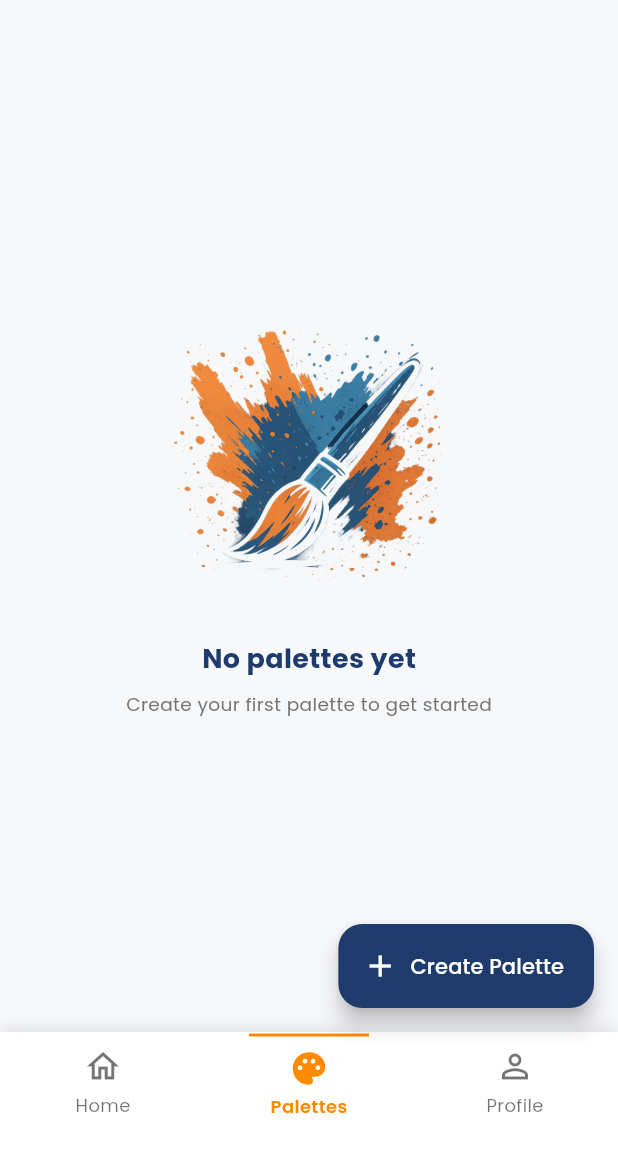
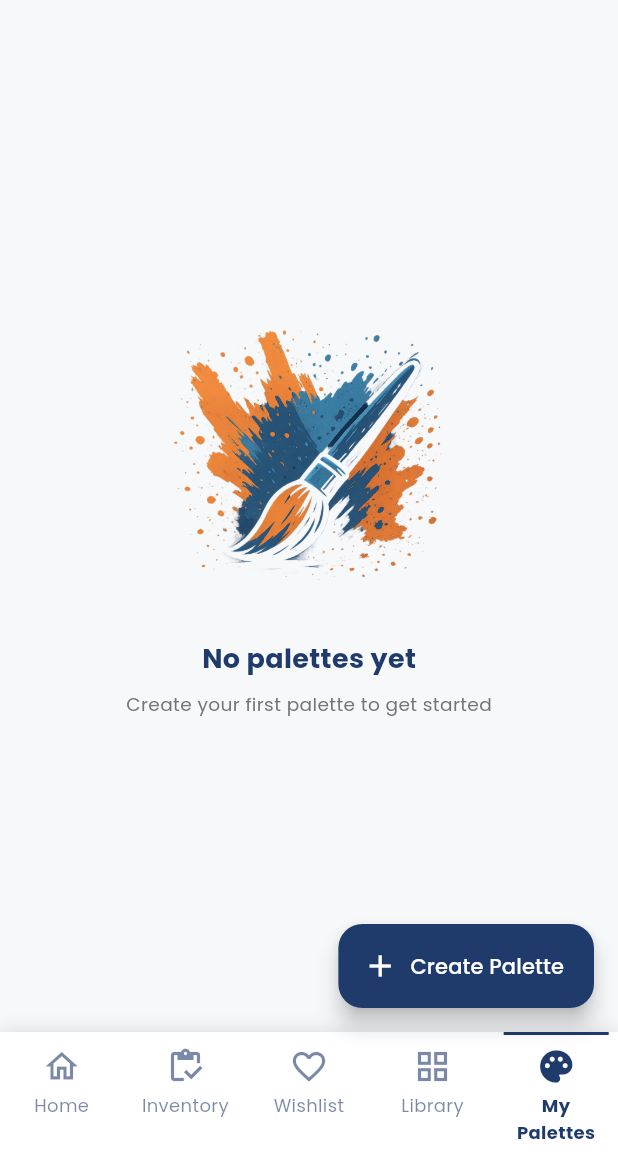
Before and after one commit to angelosv/miniature_paint_finder, a Flutter app: the PaletteScreen screen opened by its route, on a phone screen of 412 x 824 dp, the part 84-1236 px from its top. Run offline on Flutter 3.47's test engine with Material 3 defaults, Android fonts, the phone set to English and light mode, and no system bars; our stand-ins replace firebase_auth, firebase_core, flutter_screenutil, google_fonts, google_sign_in, image_picker and 3 more; missing offline and left inert: mobile_scanner; accounts and stored records are empty; network calls fail.

Commit message:
Added My Palettes to bottom menu, updated styling for dark/light modes

```diff
--- a/lib/screens/palette_screen.dart
+++ b/lib/screens/palette_screen.dart
@@ -533,7 +533,7 @@ class _PaletteScreenState extends State<PaletteScreen> {
     return AppScaffold(
       scaffoldKey: _scaffoldKey,
       title: 'My Palettes',
-      selectedIndex: 1, // Palette tab
+      selectedIndex: 4, // Índice 4 para My Palettes en el menú inferior
       body: _buildBody(context, isDarkMode),
       drawer: const SharedDrawer(currentScreen: 'palettes'),
       floatingActionButton: FloatingActionButton.extended(
--- a/lib/widgets/app_scaffold.dart
+++ b/lib/widgets/app_scaffold.dart
@@ -1,7 +1,10 @@
 import 'package:flutter/material.dart';
 import 'package:miniature_paint_finder/providers/theme_provider.dart';
 import 'package:miniature_paint_finder/screens/home_screen.dart';
+import 'package:miniature_paint_finder/screens/inventory_screen.dart';
+import 'package:miniature_paint_finder/screens/library_screen.dart';
 import 'package:miniature_paint_finder/screens/palette_screen.dart';
+import 'package:miniature_paint_finder/screens/wishlist_screen.dart';
 import 'package:miniature_paint_finder/theme/app_theme.dart';
 import 'package:miniature_paint_finder/widgets/custom_bottom_nav.dart';
 import 'package:provider/provider.dart';
@@ -80,17 +83,25 @@ class _AppScaffoldState extends State<AppScaffold> {
           break;
         case 1:
           Navigator.of(context).pushAndRemoveUntil(
-            MaterialPageRoute(builder: (context) => const PaletteScreen()),
+            MaterialPageRoute(builder: (context) => const InventoryScreen()),
             (Route<dynamic> route) => false,
           );
           break;
         case 2:
-          // Navigate to Home screen with Profile tab and ensure bottom nav shows the Profile tab as selected
           Navigator.of(context).pushAndRemoveUntil(
-            MaterialPageRoute(
-              builder: (context) => const HomeScreen(),
-              settings: const RouteSettings(arguments: {'selectedIndex': 1}),
-            ),
+            MaterialPageRoute(builder: (context) => const WishlistScreen()),
+            (Route<dynamic> route) => false,
+          );
+          break;
+        case 3:
+          Navigator.of(context).pushAndRemoveUntil(
+            MaterialPageRoute(builder: (context) => const LibraryScreen()),
+            (Route<dynamic> route) => false,
+          );
+          break;
+        case 4:
+          Navigator.of(context).pushAndRemoveUntil(
+            MaterialPageRoute(builder: (context) => const PaletteScreen()),
             (Route<dynamic> route) => false,
           );
           break;
--- a/lib/widgets/custom_bottom_nav.dart
+++ b/lib/widgets/custom_bottom_nav.dart
@@ -43,18 +43,34 @@ class CustomBottomNav extends StatelessWidget {
           ),
           _buildNavItem(
             context: context,
-            icon: Icons.palette_outlined,
-            activeIcon: Icons.palette,
-            label: 'Palettes',
+            icon: Icons.inventory_outlined,
+            activeIcon: Icons.inventory,
+            label: 'Inventory',
             index: 1,
             isDarkMode: isDarkMode,
           ),
           _buildNavItem(
             context: context,
-            icon: Icons.person_outline,
-            activeIcon: Icons.person,
-            label: 'Profile',
+            icon: Icons.favorite_outline,
+            activeIcon: Icons.favorite,
+            label: 'Wishlist',
             index: 2,
+            isDarkMode: isDarkMode,
+          ),
+          _buildNavItem(
+            context: context,
+            icon: Icons.grid_view_outlined,
+            activeIcon: Icons.grid_view,
+            label: 'Library',
+            index: 3,
+            isDarkMode: isDarkMode,
+          ),
+          _buildNavItem(
+            context: context,
+            icon: Icons.palette_outlined,
+            activeIcon: Icons.palette,
+            label: 'My Palettes',
+            index: 4,
             isDarkMode: isDarkMode,
           ),
         ],
@@ -74,8 +90,20 @@ class CustomBottomNav extends StatelessWidget {
 
     // Colores según el tema y selección
     final Color activeColor =
-        isDarkMode ? AppTheme.drawerOrange : AppTheme.marineOrange;
-    final Color inactiveColor = isDarkMode ? Colors.white70 : Colors.black54;
+        isDarkMode
+            ? Colors
+                .white // Blanco en modo oscuro
+            : AppTheme
+                .marineBlue; // Azul marino en modo claro (igual que el side menu)
+
+    final Color inactiveColor =
+        isDarkMode
+            ? Colors.white.withOpacity(
+              0.6,
+            ) // Blanco con opacidad en modo oscuro
+            : AppTheme.marineBlue.withOpacity(
+              0.6,
+            ); // Azul marino con opacidad en modo claro
 
     return InkWell(
       onTap: () {
@@ -91,7 +119,7 @@ class CustomBottomNav extends StatelessWidget {
       child: AnimatedContainer(
         duration: const Duration(milliseconds: 200),
         curve: Curves.easeInOut,
-        width: 80,
+        width: 70,
         padding: const EdgeInsets.symmetric(vertical: 8),
         decoration: BoxDecoration(
           border: Border(
@@ -115,8 +143,12 @@ class CustomBottomNav extends StatelessWidget {
               style: TextStyle(
                 color: isSelected ? activeColor : inactiveColor,
                 fontSize: 12,
-                fontWeight: isSelected ? FontWeight.w600 : FontWeight.normal,
+                fontWeight:
+                    isSelected || isDarkMode
+                        ? FontWeight.bold
+                        : FontWeight.normal,
               ),
+              textAlign: TextAlign.center,
             ),
           ],
         ),
```
